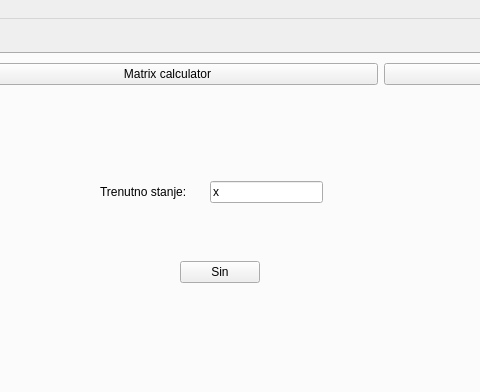
This is matfHub/mainwindow.ui in milalukic/matfHub as Qt 5 draws it before an edit; both pictures show x 490 to 970 and y 0 to 392 of the 1315 by 772 pixel window. The edited form follows.
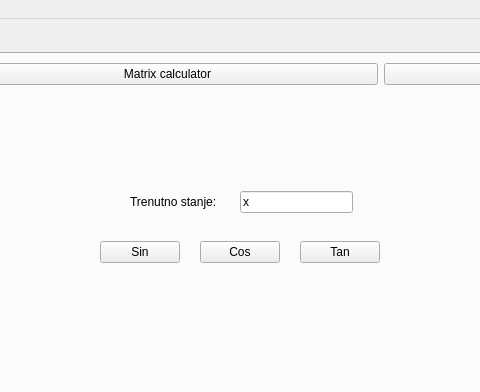
This is the edited form. Icons and pictures are not drawn.

```diff
--- a/matfHub/mainwindow.ui
+++ b/matfHub/mainwindow.ui
@@ -2249,8 +2249,8 @@
            <widget class="QLabel" name="labelState">
             <property name="geometry">
              <rect>
-              <x>570</x>
-              <y>70</y>
+              <x>600</x>
+              <y>80</y>
               <width>91</width>
               <height>21</height>
              </rect>
@@ -2262,8 +2262,8 @@
            <widget class="QLineEdit" name="leState">
             <property name="geometry">
              <rect>
-              <x>680</x>
-              <y>70</y>
+              <x>710</x>
+              <y>80</y>
               <width>113</width>
               <height>22</height>
              </rect>
@@ -2288,8 +2288,8 @@
            <widget class="QPushButton" name="pbSin">
             <property name="geometry">
              <rect>
-              <x>650</x>
-              <y>150</y>
+              <x>570</x>
+              <y>130</y>
               <width>80</width>
               <height>22</height>
              </rect>
@@ -2298,6 +2298,59 @@
              <string>Sin</string>
             </property>
            </widget>
+           <widget class="QLabel" name="lbLin">
+            <property name="geometry">
+             <rect>
+              <x>200</x>
+              <y>100</y>
+              <width>111</width>
+              <height>61</height>
+             </rect>
+            </property>
+            <property name="font">
+             <font>
+              <pointsize>10</pointsize>
+             </font>
+            </property>
+            <property name="frameShape">
+             <enum>QFrame::NoFrame</enum>
+            </property>
+            <property name="text">
+             <string/>
+            </property>
+            <property name="alignment">
+             <set>Qt::AlignCenter</set>
+            </property>
+            <property name="wordWrap">
+             <bool>true</bool>
+            </property>
+           </widget>
+           <widget class="QPushButton" name="pbCos">
+            <property name="geometry">
+             <rect>
+              <x>670</x>
+              <y>130</y>
+              <width>80</width>
+              <height>22</height>
+             </rect>
+            </property>
+            <property name="text">
+             <string>Cos</string>
+            </property>
+           </widget>
+           <widget class="QPushButton" name="pbTan">
+            <property name="geometry">
+             <rect>
+              <x>770</x>
+              <y>130</y>
+              <width>80</width>
+              <height>22</height>
+             </rect>
+            </property>
+            <property name="text">
+             <string>Tan</string>
+            </property>
+           </widget>
           </widget>
          </widget>
         </item>
```
Left out of the diff: 17 changed lines with no effect on the pictures.
